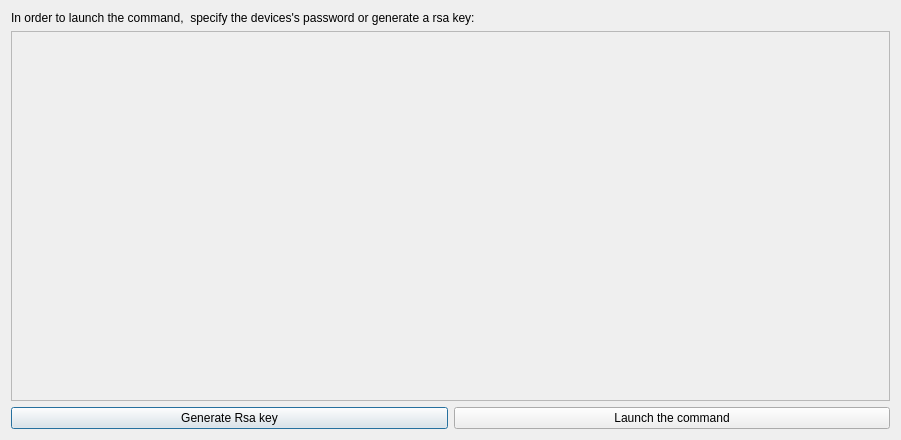
Old version of the form src/ui_files/Password_Window_Design.ui in the repository uf-reef-avl/multilauncher.
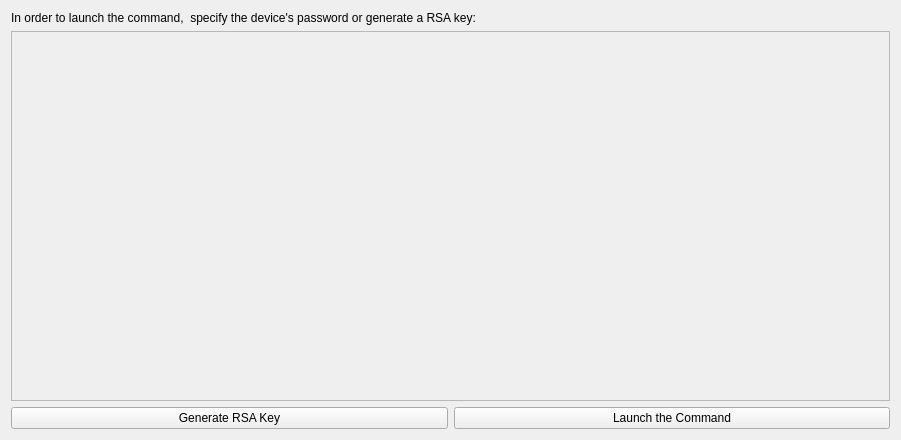
New version of the form.

Patch:
```diff
--- a/src/ui_files/Password_Window_Design.ui
+++ b/src/ui_files/Password_Window_Design.ui
@@ -47,7 +47,7 @@
      <item>
       <widget class="QLabel" name="label_password">
        <property name="text">
-        <string>In order to launch the command,  specify the devices's password or generate a rsa key:</string>
+        <string>In order to launch the command,  specify the device's password or generate a RSA key:</string>
        </property>
       </widget>
      </item>
@@ -58,14 +58,20 @@
      <item>
       <widget class="QPushButton" name="button_generate_RSA">
        <property name="text">
-        <string>Generate Rsa key</string>
+        <string>Generate RSA Key</string>
+       </property>
+       <property name="autoDefault">
+        <bool>false</bool>
        </property>
       </widget>
      </item>
      <item>
       <widget class="QPushButton" name="launchButton">
        <property name="text">
-        <string>Launch the command</string>
+        <string>Launch the Command</string>
+       </property>
+       <property name="autoDefault">
+        <bool>false</bool>
        </property>
       </widget>
      </item>
```
